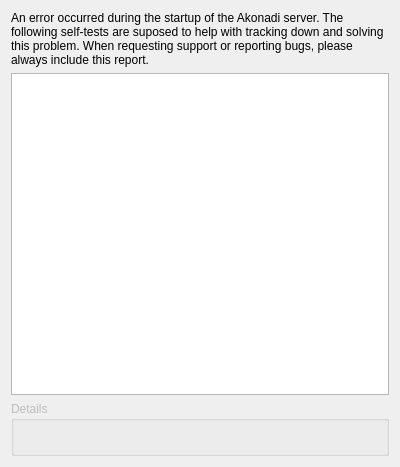
Old version of the form selftestdialog.ui in the repository KDE/akonadi.
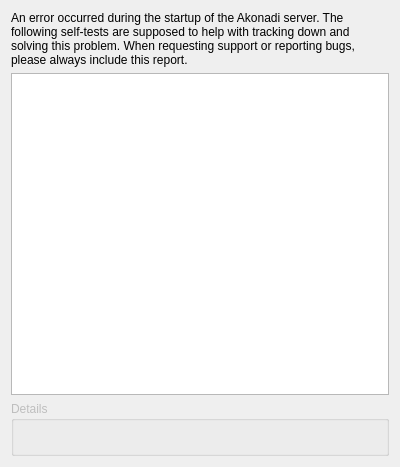
New version of the form.

```diff
--- a/selftestdialog.ui
+++ b/selftestdialog.ui
@@ -13,7 +13,7 @@
    <item>
     <widget class="QLabel" name="introductionLabel" >
      <property name="text" >
-      <string>An error occurred during the startup of the Akonadi server. The following self-tests are suposed to help with tracking down and solving this problem. When requesting support or reporting bugs, please always include this report.</string>
+      <string>An error occurred during the startup of the Akonadi server. The following self-tests are supposed to help with tracking down and solving this problem. When requesting support or reporting bugs, please always include this report.</string>
      </property>
      <property name="wordWrap" >
       <bool>true</bool>
```
